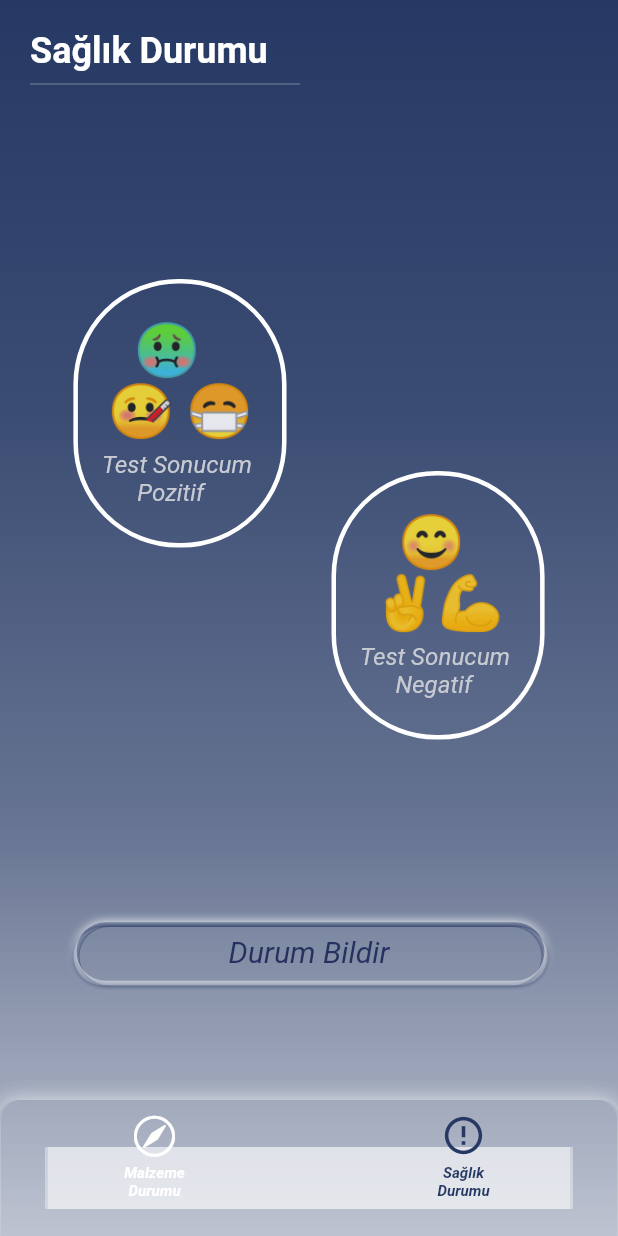
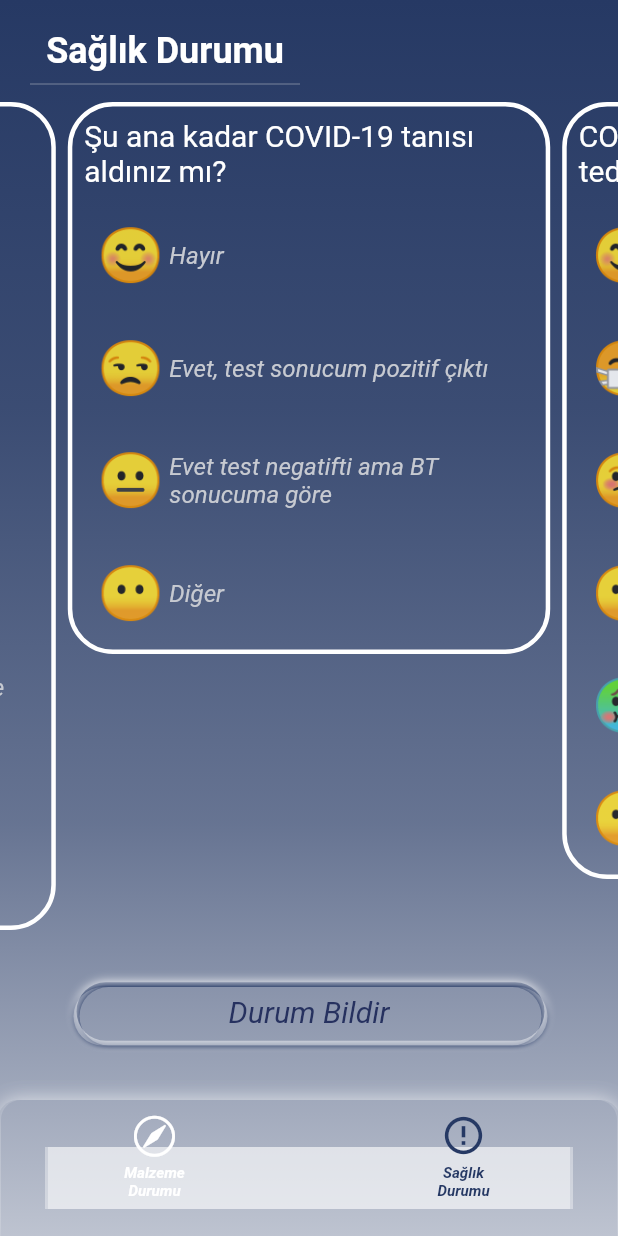
Before and after one commit to CrossPlatformers/pinemoji, a Flutter app: the screen it shows after launch, after a tap on an icon or button, on a phone screen of 412 x 824 dp. Run offline on Flutter 3.47's test engine with Material 2 defaults, Android fonts, the light colour scheme and no system bars; drawn by our look-alikes of carousel_slider; our stand-ins replace device_preview.

Commit message:
Survey_page first commit

```diff
--- a/lib/pages/health.dart
+++ b/lib/pages/health.dart
@@ -1,7 +1,7 @@
 import 'package:flutter/material.dart';
-import 'package:pinemoji/shared/custom-box-shadow.dart';
-import 'package:pinemoji/widget-controllers/health-widget-controller.dart';
-import 'package:pinemoji/widgets/health-widget.dart';
+import 'package:pinemoji/widgets/inform-button.dart';
+import 'package:pinemoji/widgets/status-title.dart';
+import 'package:pinemoji/widgets/vertical-slider.dart';
 
 class HealthStatus extends StatelessWidget {
   const HealthStatus({
@@ -15,95 +15,12 @@ class HealthStatus extends StatelessWidget {
       child: Column(
         crossAxisAlignment: CrossAxisAlignment.start,
         children: <Widget>[
-          Padding(
-            padding: const EdgeInsets.only(left: 20, top: 20),
-            child: Text(
-              "Sağlık Durumu",
-              style: TextStyle(
-                fontWeight: FontWeight.bold,
-                fontSize: 24,
-                color: Theme.of(context).primaryColorLight,
+          StatusTitle("Sağlık Durumu"),
+          VerticalSlider(),
+          InformButton(),
+          SizedBox(
+                height: 40,
               ),
-            ),
-          ),
-          Padding(
-            padding: const EdgeInsets.only(left: 20),
-            child: SizedBox(
-              width: 180,
-              child: Divider(
-                color: Theme.of(context).primaryColor.withOpacity(.5),
-              ),
-            ),
-          ),
-          Expanded(
-            child: Container(
-              child: Column(
-                mainAxisSize: MainAxisSize.max,
-                mainAxisAlignment: MainAxisAlignment.center,
-                children: <Widget>[
-                  SingleChildScrollView(
-                    child: HealthWidgetController(
-                      healthStatusModelList: [
-                        HealthStatusModel(
-                          emoji: "  🤢\n🤒 😷",
-                          text: "Test Sonucum \n      Pozitif",
-                        ),
-                        HealthStatusModel(
-                          emoji: "  😊\n✌💪",
-                          text: "Test Sonucum \n      Negatif",
-                        ),
-                      ],
-                    ),
-                  ),
-                ],
-              ),
-            ),
-          ),
-          Center(
-            child: GestureDetector(
-              onTap: () {},
-              child: Container(
-                width: size.width - 100,
-                decoration: BoxDecoration(
-                  color: Colors.transparent,
-                  borderRadius: BorderRadius.circular(21.5),
-                  boxShadow: [
-                    CustomBoxShadow(
-                        color: Theme.of(context).primaryColorDark,
-                        offset: new Offset(3, 3),
-                        blurRadius: 2.0,
-                        blurStyle: BlurStyle.outer),
-                    CustomBoxShadow(
-                        color: Theme.of(context).primaryColorDark,
-                        offset: new Offset(-1, 3),
-                        blurRadius: 2.0,
-                        blurStyle: BlurStyle.outer),
-                    CustomBoxShadow(
-                        color: Colors.white,
-                        offset: new Offset(1, -0.2),
-                        blurRadius: 5.0,
-                        blurStyle: BlurStyle.outer),
-                  ],
-                ),
-                child: Center(
-                  child: Padding(
-                    padding: const EdgeInsets.all(8.0),
-                    child: Text(
-                      "Durum Bildir",
-                      style: TextStyle(
-                        color: Color(0xFF26315F),
-                        fontSize: 20,
-                        fontStyle: FontStyle.italic,
-                      ),
-                    ),
-                  ),
-                ),
-              ),
-            ),
-          ),
-          SizedBox(
-            height: 80,
-          )
         ],
       ),
     );
--- a/lib/pages/material.dart
+++ b/lib/pages/material.dart
@@ -1,6 +1,8 @@
 import 'package:flutter/material.dart';
 import 'package:pinemoji/shared/custom-box-shadow.dart';
+import 'package:pinemoji/widgets/inform-button.dart';
 import 'package:pinemoji/widgets/material-widget.dart';
+import 'package:pinemoji/widgets/status-title.dart';
 
 class MaterialStatus extends StatelessWidget {
   const MaterialStatus({
@@ -14,26 +16,7 @@ class MaterialStatus extends StatelessWidget {
       child: Column(
         crossAxisAlignment: CrossAxisAlignment.start,
         children: <Widget>[
-          Padding(
-            padding: const EdgeInsets.only(left: 20, top: 20),
-            child: Text(
-              "Malzeme Durumu",
-              style: TextStyle(
-                fontWeight: FontWeight.bold,
-                fontSize: 24,
-                color: Theme.of(context).primaryColorLight,
-              ),
-            ),
-          ),
-          Padding(
-            padding: const EdgeInsets.only(left: 20),
-            child: SizedBox(
-              width: 210,
-              child: Divider(
-                color: Theme.of(context).primaryColor.withOpacity(.5),
-              ),
-            ),
-          ),
+          StatusTitle("Malzeme Durumu"),
           Expanded(
             child: Container(
               child: GridView.count(
@@ -68,52 +51,9 @@ class MaterialStatus extends StatelessWidget {
               ),
             ),
           ),
-          Center(
-            child: GestureDetector(
-              onTap: () {},
-              child: Container(
-                width: size.width - 100,
-                decoration: BoxDecoration(
-                  color: Colors.transparent,
-                  borderRadius: BorderRadius.circular(21.5),
-                  boxShadow: [
-                    CustomBoxShadow(
-                      color: Theme.of(context).primaryColorDark,
-                      offset: new Offset(3, 3),
-                      blurRadius: 2.0,
-                      blurStyle: BlurStyle.outer,
-                    ),
-                    CustomBoxShadow(
-                      color: Theme.of(context).primaryColorDark,
-                      offset: new Offset(-1, 3),
-                      blurRadius: 2.0,
-                      blurStyle: BlurStyle.outer,
-                    ),
-                    CustomBoxShadow(
-                        color: Colors.white,
-                        offset: new Offset(1, -0.2),
-                        blurRadius: 5.0,
-                        blurStyle: BlurStyle.outer),
-                  ],
-                ),
-                child: Center(
-                  child: Padding(
-                    padding: const EdgeInsets.all(8.0),
-                    child: Text(
-                      "Durum Bildir",
-                      style: TextStyle(
-                        color: Color(0xFF26315F),
-                        fontSize: 20,
-                        fontStyle: FontStyle.italic,
-                      ),
-                    ),
-                  ),
-                ),
-              ),
-            ),
-          ),
+          InformButton(),
           SizedBox(
-            height: 80,
+            height: 50,
           )
         ],
       ),
--- a/lib/widget-controllers/health-widget-controller.dart
+++ b/lib/widget-controllers/health-widget-controller.dart
@@ -13,7 +13,7 @@ class HealthWidgetController extends StatefulWidget {
 class _HealthWidgetControllerState extends State<HealthWidgetController> {
   @override
   Widget build(BuildContext context) {
-    return Row(
+    return Column(
         mainAxisAlignment: MainAxisAlignment.center,
         crossAxisAlignment: CrossAxisAlignment.center,
         children: widget.healthStatusModelList.map((healthModelWidget) {
@@ -27,12 +27,8 @@ class _HealthWidgetControllerState extends State<HealthWidgetController> {
                   healthModelWidget.isActive = true;
                 });
               },
-              child: Padding(
-                padding: widget.healthStatusModelList.indexOf(healthModelWidget) % 2 == 0 ?const EdgeInsets.fromLTRB(0,0,0,128)
-                :const EdgeInsets.fromLTRB(0,128,0,0),
-                child: HealthStatusContent(
-                  healthStatusModel: healthModelWidget,
-                ),
+              child: HealthStatusContent(
+                healthStatusModel: healthModelWidget,
               ),
             ),
           );
--- a/lib/widgets/health-widget.dart
+++ b/lib/widgets/health-widget.dart
@@ -18,17 +18,18 @@ class HealthStatusContent extends StatelessWidget {
     final size = MediaQuery.of(context).size;
     return Container(
       decoration: BoxDecoration(
-        borderRadius: BorderRadius.circular(70),
+        borderRadius: BorderRadius.circular(30),
         border: Border.all(
           width: 3,
-          color: healthStatusModel.isActive ? Color(0xFFF93963) : Colors.white,
+          color: healthStatusModel.isActive ? Color(0xFFF93963) : Colors.transparent,
         ),
       ),
-      height: size.width / 2.3,
-      width: size.width / 2.9,
-      margin: EdgeInsets.all(15),
-      child: Column(
-        mainAxisAlignment: MainAxisAlignment.center,
+      width: size.width,
+      margin: EdgeInsets.all(10),
+      child: Padding(
+        padding: const EdgeInsets.all(4.0),
+        child: Row(
+          mainAxisAlignment: MainAxisAlignment.start,
           crossAxisAlignment: CrossAxisAlignment.center,
           children: <Widget>[
             Text(
@@ -38,15 +39,22 @@ class HealthStatusContent extends StatelessWidget {
             SizedBox(
               height: 5,
             ),
-          Text(
+            Flexible(
+              child: Padding(
+                padding: const EdgeInsets.fromLTRB(4.0,0,4.0,0),
+                child: Text(
                   healthStatusModel.text,
+                  textAlign: TextAlign.left,
                   style: TextStyle(
                     fontSize: 16,
                     fontStyle: FontStyle.italic,
                     color: Color(0xFFC7CAD1),
                   ),
+                ),
+              ),
             )
           ],
+        ),
       ),
     );
   }
--- /dev/null
+++ b/lib/widgets/inform-button.dart
@@ -0,0 +1,51 @@
+import 'package:flutter/material.dart';
+import 'package:pinemoji/shared/custom-box-shadow.dart';
+
+class InformButton extends StatelessWidget {
+  @override
+  Widget build(BuildContext context) {
+    final size = MediaQuery.of(context).size;
+    return Center(
+      child: GestureDetector(
+        onTap: () {},
+        child: Container(
+          width: size.width - 100,
+          decoration: BoxDecoration(
+            color: Colors.transparent,
+            borderRadius: BorderRadius.circular(21.5),
+            boxShadow: [
+              CustomBoxShadow(
+                  color: Theme.of(context).primaryColorDark,
+                  offset: new Offset(3, 3),
+                  blurRadius: 2.0,
+                  blurStyle: BlurStyle.outer),
+              CustomBoxShadow(
+                  color: Theme.of(context).primaryColorDark,
+                  offset: new Offset(-1, 3),
+                  blurRadius: 2.0,
+                  blurStyle: BlurStyle.outer),
+              CustomBoxShadow(
+                  color: Colors.white,
+                  offset: new Offset(1, -0.2),
+                  blurRadius: 5.0,
+                  blurStyle: BlurStyle.outer),
+            ],
+          ),
+          child: Center(
+            child: Padding(
+              padding: const EdgeInsets.all(8.0),
+              child: Text(
+                "Durum Bildir",
+                style: TextStyle(
+                  color: Color(0xFF26315F),
+                  fontSize: 20,
+                  fontStyle: FontStyle.italic,
+                ),
+              ),
+            ),
+          ),
+        ),
+      ),
+    );
+  }
+}
--- /dev/null
+++ b/lib/widgets/status-title.dart
@@ -0,0 +1,37 @@
+import 'package:flutter/material.dart';
+
+class StatusTitle extends StatelessWidget {
+  String text;
+  StatusTitle(String text){
+    this.text = text;
+  }
+  @override
+  Widget build(BuildContext context) {
+    return Container(
+      child: Column(
+        children: <Widget>[
+          Padding(
+            padding: const EdgeInsets.only(left: 20, top: 20),
+            child: Text(
+              text,
+              style: TextStyle(
+                fontWeight: FontWeight.bold,
+                fontSize: 24,
+                color: Theme.of(context).primaryColorLight,
+              ),
+            ),
+          ),
+          Padding(
+            padding: const EdgeInsets.only(left: 20),
+            child: SizedBox(
+              width: 180,
+              child: Divider(
+                color: Theme.of(context).primaryColor.withOpacity(.5),
+              ),
+            ),
+          ),
+        ],
+      ),
+    );
+  }
+}
--- /dev/null
+++ b/lib/widgets/vertical-slider.dart
@@ -0,0 +1,249 @@
+import 'package:carousel_slider/carousel_slider.dart';
+import 'package:flutter/material.dart';
+import 'package:pinemoji/widget-controllers/health-widget-controller.dart';
+
+import 'health-widget.dart';
+
+class VerticalSlider extends StatelessWidget {
+  @override
+  Widget build(BuildContext context) {
+    final size = MediaQuery.of(context).size;
+    return Expanded(
+      child: CarouselSlider(
+        carouselController: CarouselController()
+        ,
+        options: CarouselOptions(height: size.height),
+        items: [
+          Padding(
+            padding: const EdgeInsets.all(4.0),
+            child: SingleChildScrollView(
+              child: Container(
+                decoration: BoxDecoration(
+                  borderRadius: BorderRadius.circular(30),
+                  border: Border.all(
+                    width: 3,
+                    color: Colors.white,
+                  ),
+                ),
+                child: Column(
+                  mainAxisSize: MainAxisSize.max,
+                  mainAxisAlignment: MainAxisAlignment.start,
+                  crossAxisAlignment: CrossAxisAlignment.start,
+                  children: <Widget>[
+                    Padding(
+                      padding: const EdgeInsets.all(8.0),
+                      child: Text(
+                        "Şu ana kadar COVID-19 tanısı aldınız mı?",
+                        style: TextStyle(
+                          color: Colors.white,
+                          fontSize: 20,
+                        ),
+                      ),
+                    ),
+                    SingleChildScrollView(
+                      child: HealthWidgetController(
+                        healthStatusModelList: [
+                          HealthStatusModel(
+                            emoji: "😊",
+                            text: "Hayır",
+                          ),
+                          HealthStatusModel(
+                            emoji: "😒",
+                            text: "Evet, test sonucum pozitif çıktı",
+                          ),
+                          HealthStatusModel(
+                            emoji: "😐",
+                            text: "Evet test negatifti ama BT sonucuma göre",
+                          ),
+                          HealthStatusModel(
+                            emoji: "😶",
+                            text: "Diğer",
+                          ),
+                        ],
+                      ),
+                    ),
+                  ],
+                ),
+              ),
+            ),
+          ),
+          Padding(
+            padding: const EdgeInsets.all(4.0),
+            child: SingleChildScrollView(
+              child: Container(
+                decoration: BoxDecoration(
+                  borderRadius: BorderRadius.circular(30),
+                  border: Border.all(
+                    width: 3,
+                    color: Colors.white,
+                  ),
+                ),
+                child: Column(
+                  mainAxisSize: MainAxisSize.max,
+                  mainAxisAlignment: MainAxisAlignment.start,
+                  crossAxisAlignment: CrossAxisAlignment.start,
+                  children: <Widget>[
+                    Padding(
+                      padding: const EdgeInsets.all(8.0),
+                      child: Text(
+                        "COVID-19 nedeniyle uygulanan tedavi",
+                        style: TextStyle(
+                          color: Colors.white,
+                          fontSize: 20,
+                        ),
+                      ),
+                    ),
+                    SingleChildScrollView(
+                      child: HealthWidgetController(
+                        healthStatusModelList: [
+                          HealthStatusModel(
+                            emoji: "😊",
+                            text: "Tanı almadım",
+                          ),
+                          HealthStatusModel(
+                            emoji: "😷",
+                            text: "Hastalığı evde ilaç alarak geçirdim",
+                          ),
+                          HealthStatusModel(
+                            emoji: "🤒",
+                            text: "Serviste yatarak tedavi gördüm",
+                          ),
+                          HealthStatusModel(
+                            emoji: "😶",
+                            text: "Yoğun bakımda yatarak tedavi gördüm",
+                          ),
+                          HealthStatusModel(
+                            emoji: "🤢",
+                            text: "Entübe edildim",
+                          ),
+                          HealthStatusModel(
+                            emoji: "😶",
+                            text: "Diğer",
+                          ),
+                        ],
+                      ),
+                    ),
+                  ],
+                ),
+              ),
+            ),
+          ),
+          Padding(
+            padding: const EdgeInsets.all(4.0),
+            child: SingleChildScrollView(
+              child: Container(
+                decoration: BoxDecoration(
+                  borderRadius: BorderRadius.circular(30),
+                  border: Border.all(
+                    width: 3,
+                    color: Colors.white,
+                  ),
+                ),
+                child: Column(
+                  mainAxisSize: MainAxisSize.max,
+                  mainAxisAlignment: MainAxisAlignment.start,
+                  crossAxisAlignment: CrossAxisAlignment.start,
+                  children: <Widget>[
+                    Padding(
+                      padding: const EdgeInsets.all(8.0),
+                      child: Text(
+                        "Riskli COVID 19 temasınız oldu mu? ",
+                        style: TextStyle(
+                          color: Colors.white,
+                          fontSize: 20,
+                        ),
+                      ),
+                    ),
+                    SingleChildScrollView(
+                      child: HealthWidgetController(
+                        healthStatusModelList: [
+                          HealthStatusModel(
+                            emoji: "😊",
+                            text: "Hayır",
+                          ),
+                          HealthStatusModel(
+                            emoji: "😐",
+                            text: "Evet düşük riskli",
+                          ),
+                          HealthStatusModel(
+                            emoji: "🙁",
+                            text: "Evet orta riskli",
+                          ),
+                          HealthStatusModel(
+                            emoji: "😰",
+                            text: "Evet yüksek riskli",
+                          ),
+                        ],
+                      ),
+                    ),
+                  ],
+                ),
+              ),
+            ),
+          ),
+          Padding(
+            padding: const EdgeInsets.all(4.0),
+            child: SingleChildScrollView(
+              child: Container(
+                decoration: BoxDecoration(
+                  borderRadius: BorderRadius.circular(30),
+                  border: Border.all(
+                    width: 3,
+                    color: Colors.white,
+                  ),
+                ),
+                child: Column(
+                  mainAxisSize: MainAxisSize.max,
+                  mainAxisAlignment: MainAxisAlignment.start,
+                  crossAxisAlignment: CrossAxisAlignment.start,
+                  children: <Widget>[
+                    Padding(
+                      padding: const EdgeInsets.all(8.0),
+                      child: Text(
+                        "Temas sonrası SB riskli temas algoritması uygun bir şekilde uygulandı mı?",
+                        style: TextStyle(
+                          color: Colors.white,
+                          fontSize: 20,
+                        ),
+                      ),
+                    ),
+                    SingleChildScrollView(
+                      child: HealthWidgetController(
+                        healthStatusModelList: [
+                          HealthStatusModel(
+                            emoji: "😊",
+                            text:
+                                "Hayır, protokol uygulanmadı ve çalışmaya zorlandım",
+                          ),
+                          HealthStatusModel(
+                            emoji: "😷",
+                            text:
+                                "Evet, yüksek riskliydim hidroksiklorin tedavisiyle beş gün istirahat sonrasında testim negatif çıktı işe başladım",
+                          ),
+                          HealthStatusModel(
+                            emoji: "🤒",
+                            text:
+                                "Evet orta riskliydim maskeyle çalıştım ve beş gün sonra test yapıldı",
+                          ),
+                          HealthStatusModel(
+                            emoji: "😶",
+                            text:
+                                "Evet düşük riskliydim, maske ile çalıştım, semptom takibim yapıldı ve yedinci günde test yapıldı",
+                          ),
+                          HealthStatusModel(
+                            emoji: "😶",
+                            text: "Diğer",
+                          ),
+                        ],
+                      ),
+                    ),
+                  ],
+                ),
+              ),
+            ),
+          ),
+        ],
+      ),
+    );
+  }
+}
--- a/pubspec.yaml
+++ b/pubspec.yaml
@@ -25,6 +25,7 @@ dependencies:
   # The following adds the Cupertino Icons font to your application.
   # Use with the CupertinoIcons class for iOS style icons.
   cupertino_icons: ^0.1.3
+  carousel_slider: ^2.0.0
 
 dev_dependencies:
   flutter_test:
```
Lines whose indentation alone changed are shown as unchanged.
